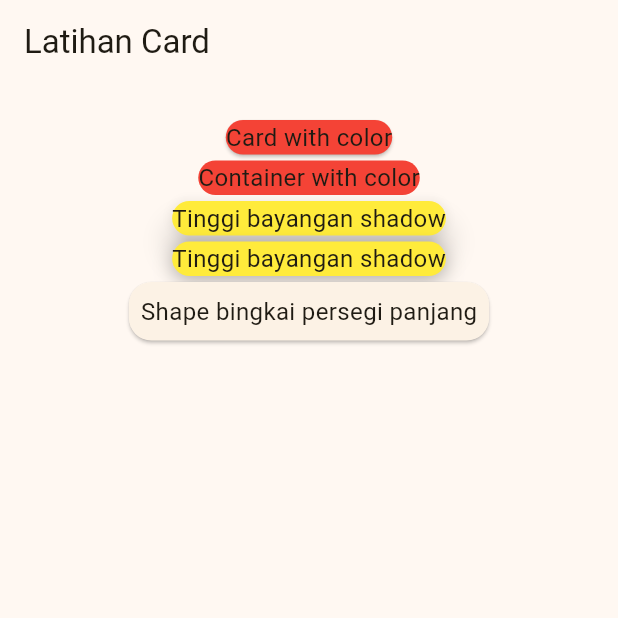
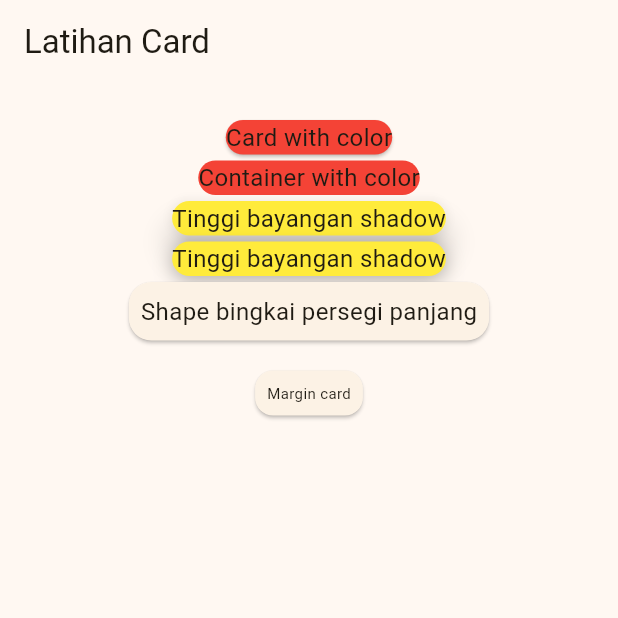
Before and after one commit to annddvaa/Tugas_week_8_1123150164, a Flutter app: the screen it shows after launch, on a phone screen of 412 x 824 dp, the top half of it. Run offline on Flutter 3.47's test engine with Material 3 defaults, Android fonts, the phone set to English and light mode, and no system bars.

Commit message:
membuat margin dengan card

```diff
--- a/lib/pages/latihancard.dart
+++ b/lib/pages/latihancard.dart
@@ -67,6 +67,16 @@ class Latihancard extends StatelessWidget {
                     ),
                   ),
                 ),
+                Card(
+                  margin: EdgeInsets.all(16.0),
+                  child: Padding(
+                    padding: const EdgeInsets.all(8.0),
+                    child: Text(
+                      "Margin card",
+                      style: TextStyle(fontSize: 10.0),
+                    ),
+                  ),
+                ),
               ],
             ),
           ),
```
